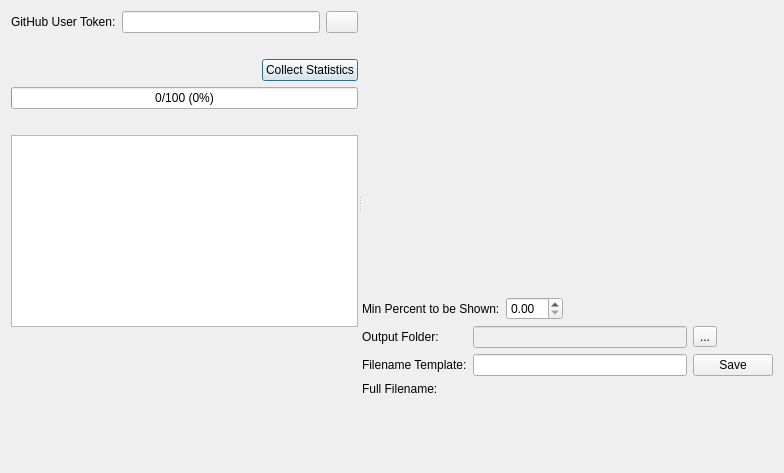
DiPaolo/git-stats-plate-gen, file git_stats_plate_gen/gui/ui/main_dialog.ui: the form before one commit.
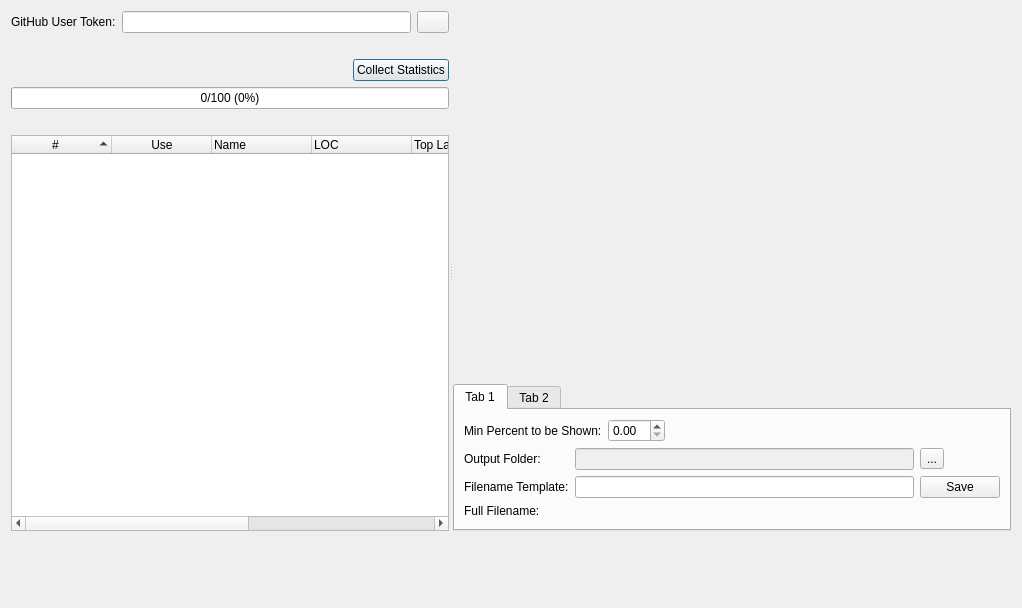
The form after the commit. Custom widgets are drawn as their Qt base class.

Commit message: list of repos with the ability to hide/show on graph

```diff
--- a/git_stats_plate_gen/gui/ui/main_dialog.ui
+++ b/git_stats_plate_gen/gui/ui/main_dialog.ui
@@ -6,14 +6,14 @@
    <rect>
     <x>0</x>
     <y>0</y>
-    <width>784</width>
-    <height>473</height>
+    <width>1022</width>
+    <height>608</height>
    </rect>
   </property>
   <property name="windowTitle">
    <string>Dialog</string>
   </property>
-  <layout class="QGridLayout" name="gridLayout_2" rowstretch="1,0,0,0">
+  <layout class="QGridLayout" name="gridLayout_4" rowstretch="1,0,0,0">
    <item row="0" column="0">
     <widget class="QSplitter" name="splitter">
      <property name="orientation">
@@ -140,25 +140,71 @@
         </widget>
        </item>
        <item>
-        <widget class="QTableWidget" name="tableWidget"/>
-       </item>
-       <item>
-        <spacer name="verticalSpacer">
-         <property name="orientation">
-          <enum>Qt::Vertical</enum>
+        <widget class="QTreeWidget" name="repo_list">
+         <property name="sortingEnabled">
+          <bool>true</bool>
          </property>
-         <property name="sizeHint" stdset="0">
-          <size>
-           <width>20</width>
-           <height>45</height>
-          </size>
-         </property>
-        </spacer>
+         <attribute name="headerShowSortIndicator" stdset="0">
+          <bool>true</bool>
+         </attribute>
+         <column>
+          <property name="text">
+           <string>#</string>
+          </property>
+          <property name="textAlignment">
+           <set>AlignCenter</set>
+          </property>
+         </column>
+         <column>
+          <property name="text">
+           <string>Use</string>
+          </property>
+          <property name="textAlignment">
+           <set>AlignCenter</set>
+          </property>
+         </column>
+         <column>
+          <property name="text">
+           <string>Name</string>
+          </property>
+         </column>
+         <column>
+          <property name="text">
+           <string>LOC</string>
+          </property>
+         </column>
+         <column>
+          <property name="text">
+           <string>Top Language</string>
+          </property>
+         </column>
+         <column>
+          <property name="text">
+           <string>Visibility</string>
+          </property>
+         </column>
+         <column>
+          <property name="text">
+           <string>Owner</string>
+          </property>
+          <property name="textAlignment">
+           <set>AlignCenter</set>
+          </property>
+         </column>
+         <column>
+          <property name="text">
+           <string>Fork</string>
+          </property>
+          <property name="textAlignment">
+           <set>AlignCenter</set>
+          </property>
+         </column>
+        </widget>
        </item>
       </layout>
      </widget>
      <widget class="QWidget" name="layoutWidget">
-      <layout class="QVBoxLayout" name="verticalLayout_2">
+      <layout class="QVBoxLayout" name="verticalLayout_2" stretch="3,1">
        <item>
         <widget class="PreviewWidget" name="preview" native="true">
          <property name="sizePolicy">
@@ -170,33 +216,16 @@
         </widget>
        </item>
        <item>
-        <layout class="QHBoxLayout" name="horizontalLayout_5">
-         <item>
-          <widget class="QLabel" name="label_3">
-           <property name="text">
-            <string>Min Percent to be Shown:</string>
-           </property>
-          </widget>
-         </item>
-         <item>
-          <widget class="QDoubleSpinBox" name="min_percent"/>
-         </item>
-         <item>
-          <spacer name="horizontalSpacer_2">
-           <property name="orientation">
-            <enum>Qt::Horizontal</enum>
-           </property>
-           <property name="sizeHint" stdset="0">
-            <size>
-             <width>40</width>
-             <height>20</height>
-            </size>
-           </property>
-          </spacer>
-         </item>
-        </layout>
-       </item>
-       <item>
+        <widget class="QTabWidget" name="tabWidget">
+         <property name="currentIndex">
+          <number>0</number>
+         </property>
+         <widget class="QWidget" name="tab_3">
+          <attribute name="title">
+           <string>Tab 1</string>
+          </attribute>
+          <layout class="QGridLayout" name="gridLayout_2">
+           <item row="1" column="0">
         <layout class="QGridLayout" name="gridLayout">
          <item row="1" column="0">
           <widget class="QLabel" name="label_6">
@@ -267,9 +296,89 @@
          </item>
         </layout>
        </item>
-      </layout>
-     </widget>
-    </widget>
+           <item row="0" column="0">
+            <layout class="QHBoxLayout" name="horizontalLayout_5">
+             <item>
+              <widget class="QLabel" name="label_3">
+               <property name="text">
+                <string>Min Percent to be Shown:</string>
+               </property>
+              </widget>
+             </item>
+             <item>
+              <widget class="QDoubleSpinBox" name="min_percent"/>
+             </item>
+             <item>
+              <spacer name="horizontalSpacer_2">
+               <property name="orientation">
+                <enum>Qt::Horizontal</enum>
+               </property>
+               <property name="sizeHint" stdset="0">
+                <size>
+                 <width>40</width>
+                 <height>20</height>
+                </size>
+               </property>
+              </spacer>
+             </item>
+            </layout>
+           </item>
+           <item row="2" column="0">
+            <spacer name="verticalSpacer_3">
+             <property name="orientation">
+              <enum>Qt::Vertical</enum>
+             </property>
+             <property name="sizeHint" stdset="0">
+              <size>
+               <width>20</width>
+               <height>40</height>
+              </size>
+             </property>
+            </spacer>
+           </item>
+          </layout>
+         </widget>
+         <widget class="QWidget" name="tab_4">
+          <attribute name="title">
+           <string>Tab 2</string>
+          </attribute>
+          <layout class="QGridLayout" name="gridLayout_3">
+           <item row="0" column="0">
+            <widget class="QTableWidget" name="tableWidget_2"/>
+           </item>
+          </layout>
+         </widget>
+        </widget>
+       </item>
+      </layout>
+     </widget>
+    </widget>
+   </item>
+   <item row="1" column="0">
+    <widget class="QLabel" name="user_message">
+     <property name="text">
+      <string/>
+     </property>
+     <property name="textFormat">
+      <enum>Qt::RichText</enum>
+     </property>
+    </widget>
+   </item>
+   <item row="2" column="0">
+    <spacer name="verticalSpacer_2">
+     <property name="orientation">
+      <enum>Qt::Vertical</enum>
+     </property>
+     <property name="sizeType">
+      <enum>QSizePolicy::Fixed</enum>
+     </property>
+     <property name="sizeHint" stdset="0">
+      <size>
+       <width>20</width>
+       <height>20</height>
+      </size>
+     </property>
+    </spacer>
    </item>
    <item row="3" column="0">
     <layout class="QHBoxLayout" name="horizontalLayout_3">
@@ -308,32 +417,6 @@
      </item>
     </layout>
    </item>
-   <item row="1" column="0">
-    <widget class="QLabel" name="user_message">
-     <property name="text">
-      <string/>
-     </property>
-     <property name="textFormat">
-      <enum>Qt::RichText</enum>
-     </property>
-    </widget>
-   </item>
-   <item row="2" column="0">
-    <spacer name="verticalSpacer_2">
-     <property name="orientation">
-      <enum>Qt::Vertical</enum>
-     </property>
-     <property name="sizeType">
-      <enum>QSizePolicy::Fixed</enum>
-     </property>
-     <property name="sizeHint" stdset="0">
-      <size>
-       <width>20</width>
-       <height>20</height>
-      </size>
-     </property>
-    </spacer>
-   </item>
   </layout>
  </widget>
  <customwidgets>
```
Lines whose indentation alone changed are shown as unchanged. The commit also changes 6 other files.
